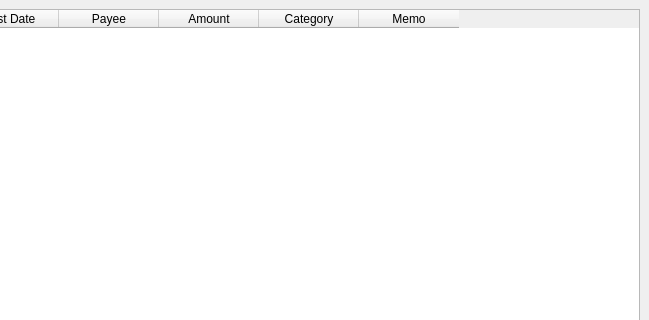
First picture: the form in gui/table.ui, repository Relynance/Relynance, before the edit; both pictures show x 151 to 800 and y 0 to 320 of the 800 by 592 pixel window.
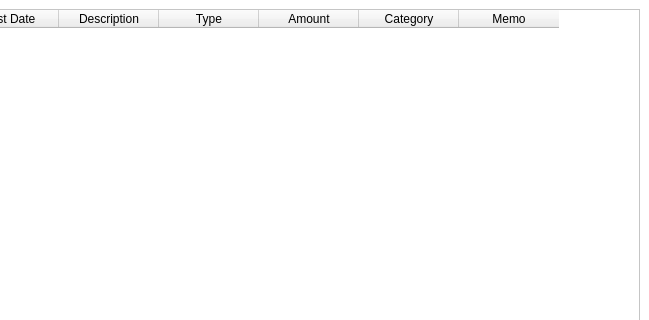
Second picture: the form after the edit. Icons and pictures are not drawn. Custom widgets are drawn as their Qt base class.

```diff
--- a/gui/table.ui
+++ b/gui/table.ui
@@ -10,13 +10,77 @@
     <height>592</height>
    </rect>
   </property>
+  <property name="palette">
+   <palette>
+    <active>
+     <colorrole role="Base">
+      <brush brushstyle="SolidPattern">
+       <color alpha="255">
+        <red>255</red>
+        <green>255</green>
+        <blue>255</blue>
+       </color>
+      </brush>
+     </colorrole>
+     <colorrole role="Window">
+      <brush brushstyle="SolidPattern">
+       <color alpha="255">
+        <red>255</red>
+        <green>255</green>
+        <blue>255</blue>
+       </color>
+      </brush>
+     </colorrole>
+    </active>
+    <inactive>
+     <colorrole role="Base">
+      <brush brushstyle="SolidPattern">
+       <color alpha="255">
+        <red>255</red>
+        <green>255</green>
+        <blue>255</blue>
+       </color>
+      </brush>
+     </colorrole>
+     <colorrole role="Window">
+      <brush brushstyle="SolidPattern">
+       <color alpha="255">
+        <red>255</red>
+        <green>255</green>
+        <blue>255</blue>
+       </color>
+      </brush>
+     </colorrole>
+    </inactive>
+    <disabled>
+     <colorrole role="Base">
+      <brush brushstyle="SolidPattern">
+       <color alpha="255">
+        <red>255</red>
+        <green>255</green>
+        <blue>255</blue>
+       </color>
+      </brush>
+     </colorrole>
+     <colorrole role="Window">
+      <brush brushstyle="SolidPattern">
+       <color alpha="255">
+        <red>255</red>
+        <green>255</green>
+        <blue>255</blue>
+       </color>
+      </brush>
+     </colorrole>
+    </disabled>
+   </palette>
+  </property>
   <property name="windowTitle">
    <string>MainWindow</string>
   </property>
   <widget class="QWidget" name="centralwidget">
    <layout class="QGridLayout" name="gridLayout">
     <item row="0" column="0">
-     <widget class="QTableWidget" name="tableWidget">
+     <widget class="WindowTable" name="table">
       <attribute name="horizontalHeaderMinimumSectionSize">
        <number>80</number>
       </attribute>
@@ -32,7 +96,12 @@
       </column>
       <column>
        <property name="text">
-        <string>Payee</string>
+        <string>Description</string>
+       </property>
+      </column>
+      <column>
+       <property name="text">
+        <string>Type</string>
        </property>
       </column>
       <column>
@@ -66,6 +135,13 @@
   </widget>
   <widget class="QStatusBar" name="statusbar"/>
  </widget>
+ <customwidgets>
+  <customwidget>
+   <class>WindowTable</class>
+   <extends>QTableWidget</extends>
+   <header>table</header>
+  </customwidget>
+ </customwidgets>
  <resources/>
  <connections/>
 </ui>
```
Left out of the diff: 8 changed lines with no effect on the pictures.
